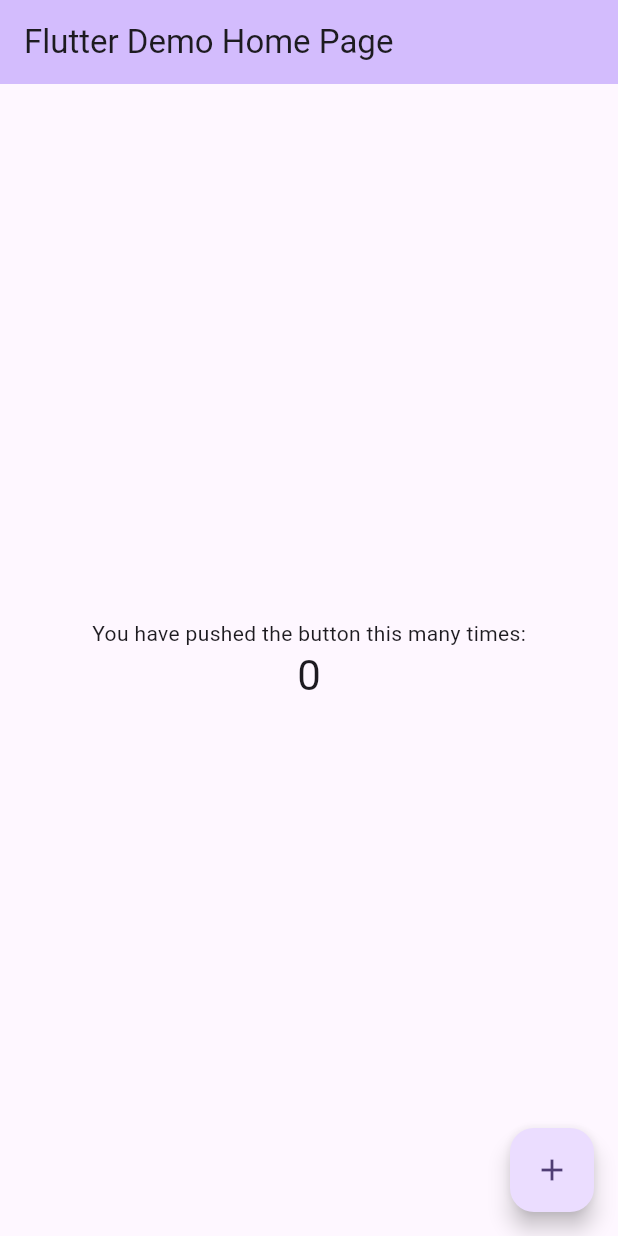
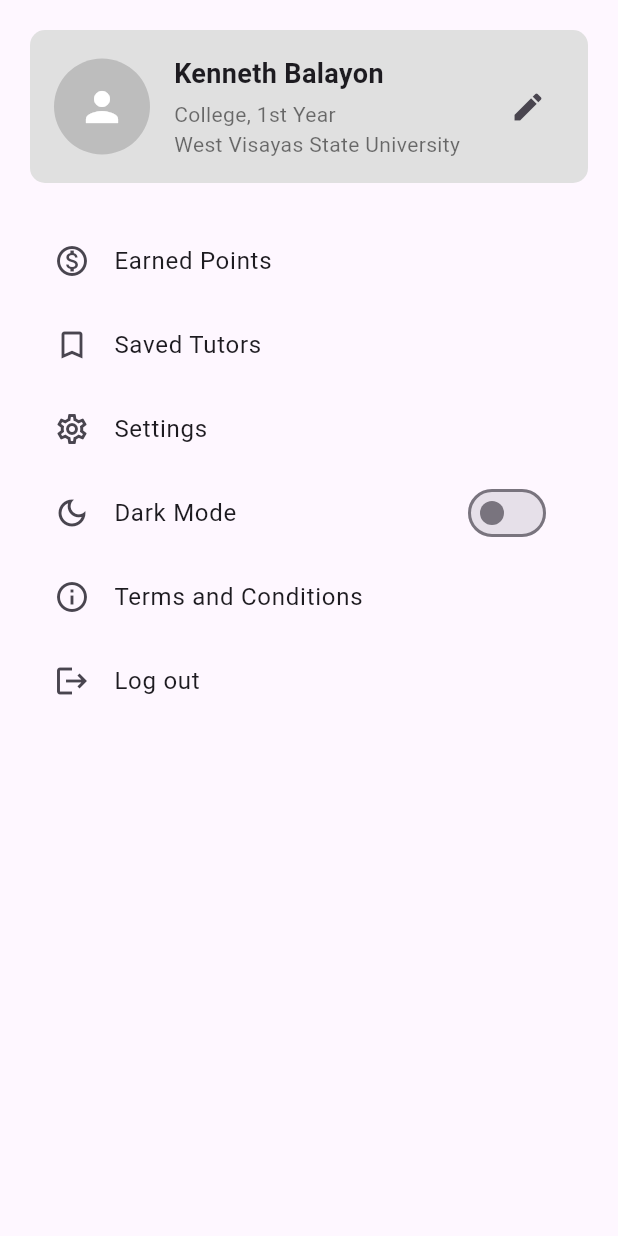
Before and after one commit to mrkkgelo/cc206-tutor_app, a Flutter app: the screen it shows after launch, on a phone screen of 412 x 824 dp. Run offline on Flutter 3.47's test engine with Material 3 defaults, Android fonts, the phone set to English and light mode, and no system bars.

Commit message:
profile feature

```diff
--- /dev/null
+++ b/lib/features/profile.dart
@@ -0,0 +1,106 @@
+import 'package:flutter/material.dart';
+
+class ProfileScreen extends StatelessWidget {
+  const ProfileScreen({super.key});
+
+  @override
+  Widget build(BuildContext context) {
+    return SafeArea(
+        child: Scaffold(
+      body: Padding(
+          padding: const EdgeInsets.all(20.0),
+          child: Column(
+            crossAxisAlignment: CrossAxisAlignment.start,
+            children: [
+              // Profile section and profile avatar
+              Container(
+                padding: const EdgeInsets.all(16),
+                decoration: BoxDecoration(
+                  color: Colors.grey[300],
+                  borderRadius: BorderRadius.circular(10),
+                ),
+                child: Row(
+                  children: [
+                    CircleAvatar(
+                      radius: 32,
+                      backgroundColor: Colors.grey[400],
+                      child: const Icon(Icons.person,
+                          size: 32, color: Colors.white),
+                    ),
+                    const SizedBox(width: 16),
+                    const Column(
+                      crossAxisAlignment: CrossAxisAlignment.start,
+                      children: [
+                        Text(
+                          'Kenneth Balayon',
+                          style: TextStyle(
+                            fontSize: 18,
+                            fontWeight: FontWeight.bold,
+                          ),
+                        ),
+                        SizedBox(height: 4),
+                        Text(
+                          'College, 1st Year',
+                          style: TextStyle(color: Colors.black54),
+                        ),
+                        Text(
+                          'West Visayas State University',
+                          style: TextStyle(color: Colors.black54),
+                        ),
+                      ],
+                    ),
+                    const Spacer(),
+                    IconButton(
+                      icon: const Icon(Icons.edit),
+                      onPressed: () {},
+                    ),
+                  ],
+                ),
+              ),
+              const SizedBox(height: 24),
+
+              //List of menus for me page
+              Expanded(
+                child: ListView(
+                  children: [
+                    ListTile(
+                      leading: const Icon(Icons.monetization_on_outlined),
+                      title: const Text('Earned Points'),
+                      onTap: () {},
+                    ),
+                    ListTile(
+                      leading: const Icon(Icons.bookmark_outline),
+                      title: const Text('Saved Tutors'),
+                      onTap: () {},
+                    ),
+                    ListTile(
+                      leading: const Icon(Icons.settings_outlined),
+                      title: const Text('Settings'),
+                      onTap: () {},
+                    ),
+                    ListTile(
+                      leading: const Icon(Icons.dark_mode_outlined),
+                      title: const Text('Dark Mode'),
+                      trailing: Switch(
+                        value: Theme.of(context).brightness == Brightness.dark,
+                        onChanged: (bool value) {},
+                      ),
+                    ),
+                    ListTile(
+                      leading: const Icon(Icons.info_outline),
+                      title: const Text('Terms and Conditions'),
+                      onTap: () {},
+                    ),
+                    ListTile(
+                      leading: const Icon(Icons.logout),
+                      title: const Text('Log out'),
+                      onTap: () {},
+                    ),
+                  ],
+                ),
+              ),
+            ],
+          )),
+    ));
+  }
+}
--- a/lib/main.dart
+++ b/lib/main.dart
@@ -1,3 +1,4 @@
+import 'package:cc206_tutor_app/features/profile.dart';
 import 'package:flutter/material.dart';
 
 void main() {
@@ -7,119 +8,14 @@ void main() {
 class MyApp extends StatelessWidget {
   const MyApp({super.key});
 
-  // This widget is the root of your application.
   @override
   Widget build(BuildContext context) {
     return MaterialApp(
-      title: 'Flutter Demo',
+      title: 'Login',
       theme: ThemeData(
-        // This is the theme of your application.
-        //
-        // TRY THIS: Try running your application with "flutter run". You'll see
-        // the application has a purple toolbar. Then, without quitting the app,
-        // try changing the seedColor in the colorScheme below to Colors.green
-        // and then invoke "hot reload" (save your changes or press the "hot
-        // reload" button in a Flutter-supported IDE, or press "r" if you used
-        // the command line to start the app).
-        //
-        // Notice that the counter didn't reset back to zero; the application
-        // state is not lost during the reload. To reset the state, use hot
-        // restart instead.
-        //
-        // This works for code too, not just values: Most code changes can be
-        // tested with just a hot reload.
-        colorScheme: ColorScheme.fromSeed(seedColor: Colors.deepPurple),
-        useMaterial3: true,
+        primarySwatch: Colors.teal,
       ),
-      home: const MyHomePage(title: 'Flutter Demo Home Page'),
+      home: const ProfileScreen(),
     );
   }
 }
-
-class MyHomePage extends StatefulWidget {
-  const MyHomePage({super.key, required this.title});
-
-  // This widget is the home page of your application. It is stateful, meaning
-  // that it has a State object (defined below) that contains fields that affect
-  // how it looks.
-
-  // This class is the configuration for the state. It holds the values (in this
-  // case the title) provided by the parent (in this case the App widget) and
-  // used by the build method of the State. Fields in a Widget subclass are
-  // always marked "final".
-
-  final String title;
-
-  @override
-  State<MyHomePage> createState() => _MyHomePageState();
-}
-
-class _MyHomePageState extends State<MyHomePage> {
-  int _counter = 0;
-
-  void _incrementCounter() {
-    setState(() {
-      // This call to setState tells the Flutter framework that something has
-      // changed in this State, which causes it to rerun the build method below
-      // so that the display can reflect the updated values. If we changed
-      // _counter without calling setState(), then the build method would not be
-      // called again, and so nothing would appear to happen.
-      _counter++;
-    });
-  }
-
-  @override
-  Widget build(BuildContext context) {
-    // This method is rerun every time setState is called, for instance as done
-    // by the _incrementCounter method above.
-    //
-    // The Flutter framework has been optimized to make rerunning build methods
-    // fast, so that you can just rebuild anything that needs updating rather
-    // than having to individually change instances of widgets.
-    return Scaffold(
-      appBar: AppBar(
-        // TRY THIS: Try changing the color here to a specific color (to
-        // Colors.amber, perhaps?) and trigger a hot reload to see the AppBar
-        // change color while the other colors stay the same.
-        backgroundColor: Theme.of(context).colorScheme.inversePrimary,
-        // Here we take the value from the MyHomePage object that was created by
-        // the App.build method, and use it to set our appbar title.
-        title: Text(widget.title),
-      ),
-      body: Center(
-        // Center is a layout widget. It takes a single child and positions it
-        // in the middle of the parent.
-        child: Column(
-          // Column is also a layout widget. It takes a list of children and
-          // arranges them vertically. By default, it sizes itself to fit its
-          // children horizontally, and tries to be as tall as its parent.
-          //
-          // Column has various properties to control how it sizes itself and
-          // how it positions its children. Here we use mainAxisAlignment to
-          // center the children vertically; the main axis here is the vertical
-          // axis because Columns are vertical (the cross axis would be
-          // horizontal).
-          //
-          // TRY THIS: Invoke "debug painting" (choose the "Toggle Debug Paint"
-          // action in the IDE, or press "p" in the console), to see the
-          // wireframe for each widget.
-          mainAxisAlignment: MainAxisAlignment.center,
-          children: <Widget>[
-            const Text(
-              'You have pushed the button this many times:',
-            ),
-            Text(
-              '$_counter',
-              style: Theme.of(context).textTheme.headlineMedium,
-            ),
-          ],
-        ),
-      ),
-      floatingActionButton: FloatingActionButton(
-        onPressed: _incrementCounter,
-        tooltip: 'Increment',
-        child: const Icon(Icons.add),
-      ), // This trailing comma makes auto-formatting nicer for build methods.
-    );
-  }
-}
```
